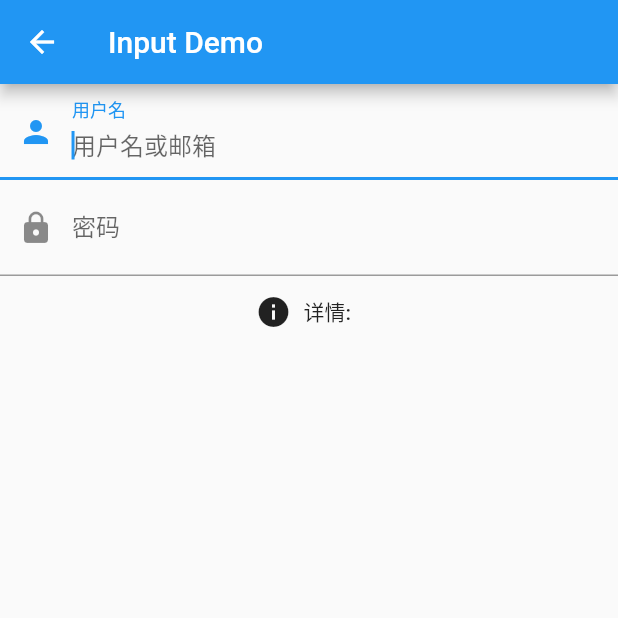
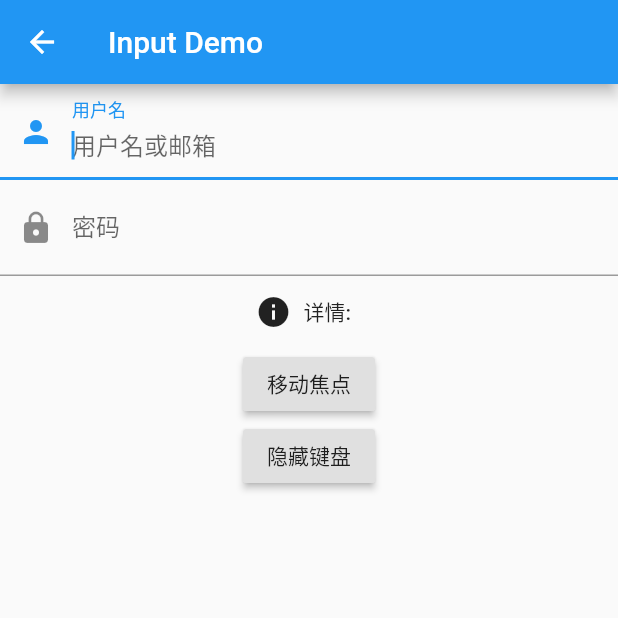
Before and after one commit to xzhang76/FirstFlutterApp, a Flutter app: the MyInputWidget screen opened by its route, on a phone screen of 412 x 824 dp, the top half of it. Run offline on Flutter 3.47's test engine with Material 2 defaults, Android fonts, the phone set to English and light mode, and no system bars.

Commit message:
TextField, 焦点

```diff
--- a/lib/input/MyInputWidget.dart
+++ b/lib/input/MyInputWidget.dart
@@ -13,6 +13,10 @@ class _MyInputWidgetState extends State<MyInputWidget> {
   String input = "";
   TextEditingController _nameController = TextEditingController();
 
+  FocusNode focusNode1 = new FocusNode();
+  FocusNode focusNode2 = new FocusNode();
+  FocusScopeNode focusScopeNode;
+
   @override
   void initState() {
     super.initState();
@@ -20,6 +24,12 @@ class _MyInputWidgetState extends State<MyInputWidget> {
       setState(() {
         input = _nameController.text;
       });
+    });
+    focusNode1.addListener(() {
+      print(focusNode1.hasFocus);
+    });
+    focusNode2.addListener(() {
+      print(focusNode2.hasFocus);
     });
   }
 
@@ -38,6 +48,7 @@ class _MyInputWidgetState extends State<MyInputWidget> {
                 hintText: "用户名或邮箱",
                 prefixIcon: Icon(Icons.person)),
             controller: _nameController,
+            focusNode: focusNode1,
           ),
           TextField(
             decoration: InputDecoration(
@@ -45,6 +56,7 @@ class _MyInputWidgetState extends State<MyInputWidget> {
                 hintText: "您的登录密码",
                 prefixIcon: Icon(Icons.lock)),
             obscureText: true,
+            focusNode: focusNode2,
           ),
           FlatButton.icon(
               onPressed: () {
@@ -54,6 +66,34 @@ class _MyInputWidgetState extends State<MyInputWidget> {
               },
               icon: Icon(Icons.info),
               label: Text('详情: $input')),
+          Builder(
+            builder: (ctx) {
+              return Column(
+                children: <Widget>[
+                  RaisedButton(
+                    child: Text("移动焦点"),
+                    onPressed: () {
+                      //将焦点从第一个TextField移到第二个TextField
+                      // 这是一种写法 FocusScope.of(context).requestFocus(focusNode2);
+                      // 这是第二种写法
+                      if (null == focusScopeNode) {
+                        focusScopeNode = FocusScope.of(context);
+                      }
+                      focusScopeNode.requestFocus(focusNode2);
+                    },
+                  ),
+                  RaisedButton(
+                    child: Text("隐藏键盘"),
+                    onPressed: () {
+                      // 当所有编辑框都失去焦点时键盘就会收起
+                      focusNode1.unfocus();
+                      focusNode2.unfocus();
+                    },
+                  ),
+                ],
+              );
+            },
+          ),
         ],
       ),
     );
```
